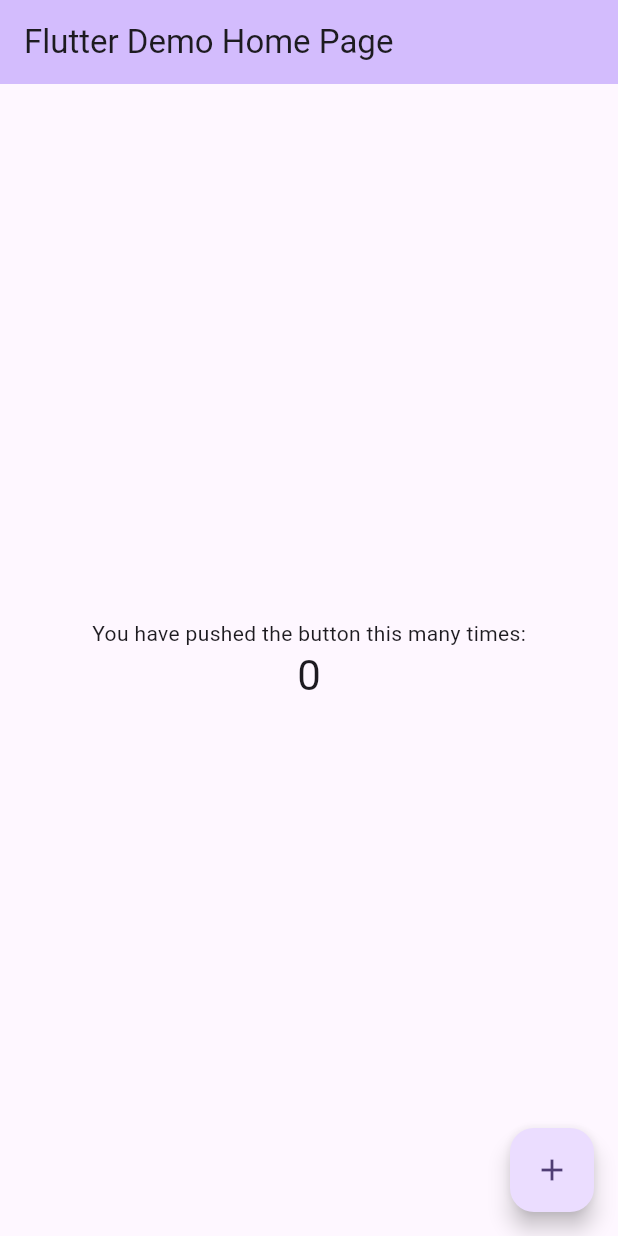
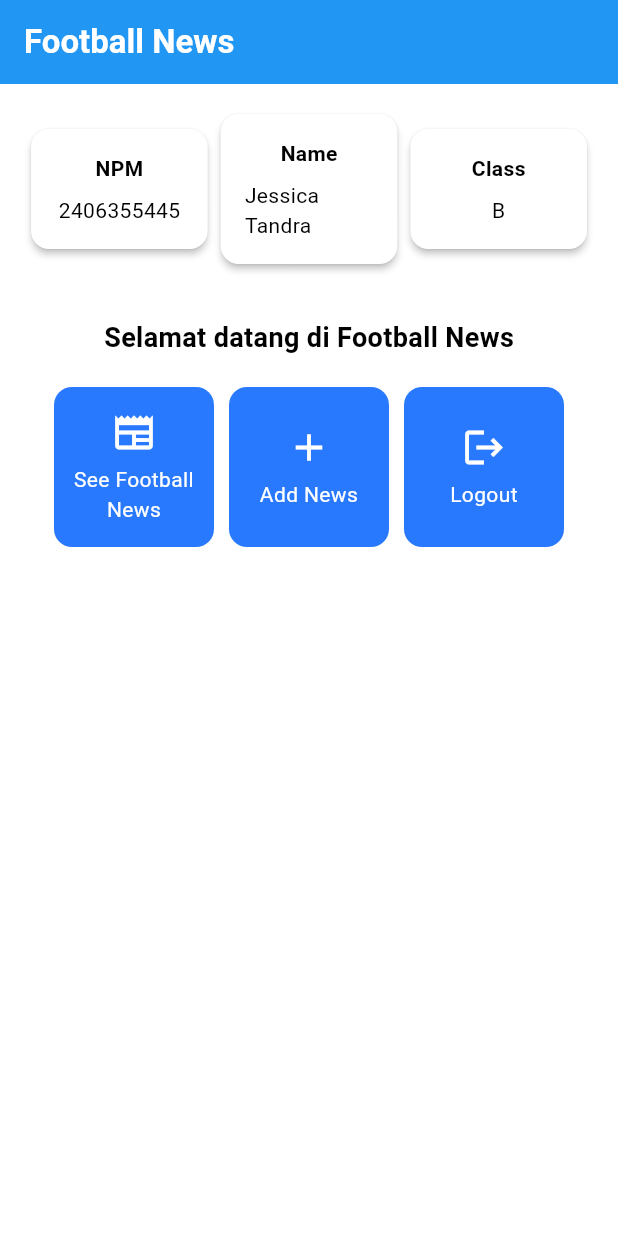
Before and after one commit to newjeasnz/football-news-mobile, a Flutter app: the screen it shows after launch, on a phone screen of 412 x 824 dp. Run offline on Flutter 3.47's test engine with Material 3 defaults, Android fonts, the phone set to English and light mode, and no system bars.

Commit message:
tutorial 6 selesai

```diff
--- a/lib/main.dart
+++ b/lib/main.dart
@@ -1,4 +1,5 @@
 import 'package:flutter/material.dart';
+import 'package:football_news/menu.dart';
 
 void main() {
   runApp(const MyApp());
@@ -28,95 +29,11 @@ class MyApp extends StatelessWidget {
         //
         // This works for code too, not just values: Most code changes can be
         // tested with just a hot reload.
-        colorScheme: ColorScheme.fromSeed(seedColor: Colors.deepPurple),
+        colorScheme: ColorScheme.fromSwatch(primarySwatch: Colors.blue)
+          .copyWith(secondary: Colors.blueAccent[400]),
       ),
-      home: const MyHomePage(title: 'Flutter Demo Home Page'),
+      home: MyHomePage(),
     );
   }
+
 }
-
-class MyHomePage extends StatefulWidget {
-  const MyHomePage({super.key, required this.title});
-
-  // This widget is the home page of your application. It is stateful, meaning
-  // that it has a State object (defined below) that contains fields that affect
-  // how it looks.
-
-  // This class is the configuration for the state. It holds the values (in this
-  // case the title) provided by the parent (in this case the App widget) and
-  // used by the build method of the State. Fields in a Widget subclass are
-  // always marked "final".
-
-  final String title;
-
-  @override
-  State<MyHomePage> createState() => _MyHomePageState();
-}
-
-class _MyHomePageState extends State<MyHomePage> {
-  int _counter = 0;
-
-  void _incrementCounter() {
-    setState(() {
-      // This call to setState tells the Flutter framework that something has
-      // changed in this State, which causes it to rerun the build method below
-      // so that the display can reflect the updated values. If we changed
-      // _counter without calling setState(), then the build method would not be
-      // called again, and so nothing would appear to happen.
-      _counter++;
-    });
-  }
-
-  @override
-  Widget build(BuildContext context) {
-    // This method is rerun every time setState is called, for instance as done
-    // by the _incrementCounter method above.
-    //
-    // The Flutter framework has been optimized to make rerunning build methods
-    // fast, so that you can just rebuild anything that needs updating rather
-    // than having to individually change instances of widgets.
-    return Scaffold(
-      appBar: AppBar(
-        // TRY THIS: Try changing the color here to a specific color (to
-        // Colors.amber, perhaps?) and trigger a hot reload to see the AppBar
-        // change color while the other colors stay the same.
-        backgroundColor: Theme.of(context).colorScheme.inversePrimary,
-        // Here we take the value from the MyHomePage object that was created by
-        // the App.build method, and use it to set our appbar title.
-        title: Text(widget.title),
-      ),
-      body: Center(
-        // Center is a layout widget. It takes a single child and positions it
-        // in the middle of the parent.
-        child: Column(
-          // Column is also a layout widget. It takes a list of children and
-          // arranges them vertically. By default, it sizes itself to fit its
-          // children horizontally, and tries to be as tall as its parent.
-          //
-          // Column has various properties to control how it sizes itself and
-          // how it positions its children. Here we use mainAxisAlignment to
-          // center the children vertically; the main axis here is the vertical
-          // axis because Columns are vertical (the cross axis would be
-          // horizontal).
-          //
-          // TRY THIS: Invoke "debug painting" (choose the "Toggle Debug Paint"
-          // action in the IDE, or press "p" in the console), to see the
-          // wireframe for each widget.
-          mainAxisAlignment: MainAxisAlignment.center,
-          children: <Widget>[
-            const Text('You have pushed the button this many times:'),
-            Text(
-              '$_counter',
-              style: Theme.of(context).textTheme.headlineMedium,
-            ),
-          ],
-        ),
-      ),
-      floatingActionButton: FloatingActionButton(
-        onPressed: _incrementCounter,
-        tooltip: 'Increment',
-        child: const Icon(Icons.add),
-      ), // This trailing comma makes auto-formatting nicer for build methods.
-    );
-  }
-}
--- /dev/null
+++ b/lib/menu.dart
@@ -0,0 +1,189 @@
+import 'package:flutter/material.dart';
+class MyHomePage extends StatelessWidget {
+  MyHomePage({super.key});
+
+    final String nama = "Jessica Tandra"; //nama
+    final String npm = "2406355445"; //npm
+    final String kelas = "B"; //kelas
+
+    final List<ItemHomepage> items = [
+    ItemHomepage("See Football News", Icons.newspaper),
+    ItemHomepage("Add News", Icons.add),
+    ItemHomepage("Logout", Icons.logout),
+  ];
+
+@override
+    Widget build(BuildContext context) {
+    // Scaffold menyediakan struktur dasar halaman dengan AppBar dan body.
+    return Scaffold(
+      // AppBar adalah bagian atas halaman yang menampilkan judul.
+      appBar: AppBar(
+        // Judul aplikasi "Football News" dengan teks putih dan tebal.
+        title: const Text(
+          'Football News',
+          style: TextStyle(
+            color: Colors.white,
+            fontWeight: FontWeight.bold,
+          ),
+        ),
+        // Warna latar belakang AppBar diambil dari skema warna tema aplikasi.
+        backgroundColor: Theme.of(context).colorScheme.primary,
+      ),
+      // Body halaman dengan padding di sekelilingnya.
+      body: Padding(
+        padding: const EdgeInsets.all(16.0),
+        // Menyusun widget secara vertikal dalam sebuah kolom.
+        child: Column(
+          crossAxisAlignment: CrossAxisAlignment.center,
+          children: [
+            // Row untuk menampilkan 3 InfoCard secara horizontal.
+            Row(
+              mainAxisAlignment: MainAxisAlignment.spaceEvenly,
+              children: [
+                InfoCard(title: 'NPM', content: npm),
+                InfoCard(title: 'Name', content: nama),
+                InfoCard(title: 'Class', content: kelas),
+              ],
+            ),
+
+            // Memberikan jarak vertikal 16 unit.
+            const SizedBox(height: 16.0),
+
+            // Menempatkan widget berikutnya di tengah halaman.
+            Center(
+              child: Column(
+                // Menyusun teks dan grid item secara vertikal.
+
+                children: [
+                  // Menampilkan teks sambutan dengan gaya tebal dan ukuran 18.
+                  const Padding(
+                    padding: EdgeInsets.only(top: 16.0),
+                    child: Text(
+                      'Selamat datang di Football News',
+                      style: TextStyle(
+                        fontWeight: FontWeight.bold,
+                        fontSize: 18.0,
+                      ),
+                    ),
+                  ),
+
+                  // Grid untuk menampilkan ItemCard dalam bentuk grid 3 kolom.
+                  GridView.count(
+                    primary: true,
+                    padding: const EdgeInsets.all(20),
+                    crossAxisSpacing: 10,
+                    mainAxisSpacing: 10,
+                    crossAxisCount: 3,
+                    // Agar grid menyesuaikan tinggi kontennya.
+                    shrinkWrap: true,
+
+                    // Menampilkan ItemCard untuk setiap item dalam list items.
+                    children: items.map((ItemHomepage item) {
+                      return ItemCard(item);
+                    }).toList(),
+                  ),
+                ],
+              ),
+            ),
+          ],
+        ),
+      ),
+    );
+    }
+
+}
+
+class ItemHomepage {
+ final String name;
+ final IconData icon;
+
+ ItemHomepage(this.name, this.icon);
+}
+
+class InfoCard extends StatelessWidget {
+  // Kartu informasi yang menampilkan title dan content.
+
+  final String title;  // Judul kartu.
+  final String content;  // Isi kartu.
+
+  const InfoCard({super.key, required this.title, required this.content});
+
+  @override
+  Widget build(BuildContext context) {
+    return Card(
+      // Membuat kotak kartu dengan bayangan dibawahnya.
+      elevation: 2.0,
+      child: Container(
+        // Mengatur ukuran dan jarak di dalam kartu.
+        width: MediaQuery.of(context).size.width / 3.5, // menyesuaikan dengan lebar device yang digunakan.
+        padding: const EdgeInsets.all(16.0),
+        // Menyusun title dan content secara vertikal.
+        child: Column(
+          children: [
+            Text(
+              title,
+              style: const TextStyle(fontWeight: FontWeight.bold),
+            ),
+            const SizedBox(height: 8.0),
+            Text(content),
+          ],
+        ),
+      ),
+    );
+  }
+}
+
+
+class ItemCard extends StatelessWidget {
+  // Menampilkan kartu dengan ikon dan nama.
+
+  final ItemHomepage item;
+
+  const ItemCard(this.item, {super.key});
+
+  @override
+  Widget build(BuildContext context) {
+    return Material(
+      // Menentukan warna latar belakang dari tema aplikasi.
+      color: Theme.of(context).colorScheme.secondary,
+      // Membuat sudut kartu melengkung.
+      borderRadius: BorderRadius.circular(12),
+
+      child: InkWell(
+        // Aksi ketika kartu ditekan.
+        onTap: () {
+          // Menampilkan pesan SnackBar saat kartu ditekan.
+          ScaffoldMessenger.of(context)
+            ..hideCurrentSnackBar()
+            ..showSnackBar(
+              SnackBar(content: Text("Kamu telah menekan tombol ${item.name}!"))
+            );
+        },
+        // Container untuk menyimpan Icon dan Text
+        child: Container(
+          padding: const EdgeInsets.all(8),
+          child: Center(
+            child: Column(
+              // Menyusun ikon dan teks di tengah kartu.
+              mainAxisAlignment: MainAxisAlignment.center,
+              children: [
+                Icon(
+                  item.icon,
+                  color: Colors.white,
+                  size: 30.0,
+                ),
+                const Padding(padding: EdgeInsets.all(3)),
+                Text(
+                  item.name,
+                  textAlign: TextAlign.center,
+                  style: const TextStyle(color: Colors.white),
+                ),
+              ],
+            ),
+          ),
+        ),
+      ),
+    );
+  }
+
+}
```
